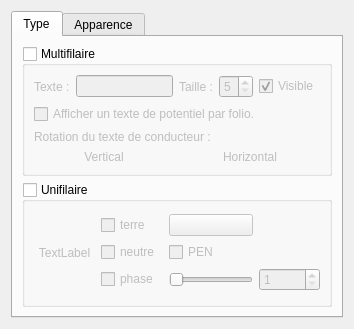
This is sources/ui/conductorpropertieswidget.ui in qelectrotech/qelectrotech-source-mirror as Qt 5 draws it before an edit. The edited form follows.
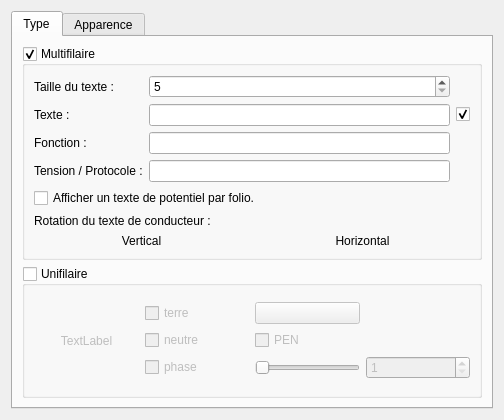
This is the edited form. Icons and pictures are not drawn.

Commit message: Conductor properties : Add two value, function and tension/protocol. Revamp some widget to edit it.

The edit to the form file:
```diff
--- a/sources/ui/conductorpropertieswidget.ui
+++ b/sources/ui/conductorpropertieswidget.ui
@@ -6,8 +6,8 @@
    <rect>
     <x>0</x>
     <y>0</y>
-    <width>354</width>
-    <height>329</height>
+    <width>504</width>
+    <height>420</height>
    </rect>
   </property>
   <property name="windowTitle">
@@ -33,23 +33,35 @@
           <bool>true</bool>
          </property>
          <property name="checked">
-          <bool>false</bool>
+          <bool>true</bool>
          </property>
          <layout class="QVBoxLayout" name="verticalLayout_3">
           <item>
            <layout class="QGridLayout" name="gridLayout_3">
             <item row="0" column="0">
-             <widget class="QLabel" name="label">
+             <widget class="QLabel" name="label_2">
               <property name="text">
-               <string>Texte :</string>
+               <string>Taille du texte :</string>
               </property>
              </widget>
             </item>
-            <item row="0" column="3">
+            <item row="2" column="2">
+             <widget class="QLineEdit" name="m_function_le"/>
+            </item>
+            <item row="0" column="2">
              <widget class="QSpinBox" name="m_text_size_sb">
               <property name="toolTip">
                <string>Taille du texte</string>
               </property>
+              <property name="wrapping">
+               <bool>false</bool>
+              </property>
+              <property name="buttonSymbols">
+               <enum>QAbstractSpinBox::UpDownArrows</enum>
+              </property>
+              <property name="prefix">
+               <string/>
+              </property>
               <property name="minimum">
                <number>5</number>
               </property>
@@ -58,14 +70,31 @@
               </property>
              </widget>
             </item>
-            <item row="0" column="2">
-             <widget class="QLabel" name="label_2">
+            <item row="3" column="2">
+             <widget class="QLineEdit" name="m_tension_protocol_le"/>
+            </item>
+            <item row="3" column="0">
+             <widget class="QLabel" name="label_9">
               <property name="text">
-               <string>Taille :</string>
+               <string>Tension / Protocole :</string>
               </property>
              </widget>
             </item>
-            <item row="0" column="1">
+            <item row="1" column="0">
+             <widget class="QLabel" name="label">
+              <property name="text">
+               <string>Texte :</string>
+              </property>
+             </widget>
+            </item>
+            <item row="2" column="0">
+             <widget class="QLabel" name="label_8">
+              <property name="text">
+               <string>Fonction :</string>
+              </property>
+             </widget>
+            </item>
+            <item row="1" column="2">
              <widget class="QLineEdit" name="m_text_le">
               <property name="toolTip">
                <string>Texte</string>
@@ -75,13 +104,13 @@
               </property>
              </widget>
             </item>
-            <item row="0" column="4">
+            <item row="1" column="3">
              <widget class="QCheckBox" name="m_show_text_cb">
               <property name="toolTip">
                <string>Texte visible</string>
               </property>
               <property name="text">
-               <string>Visible</string>
+               <string/>
               </property>
               <property name="checked">
                <bool>true</bool>
```
The commit also changes 16 other files.
